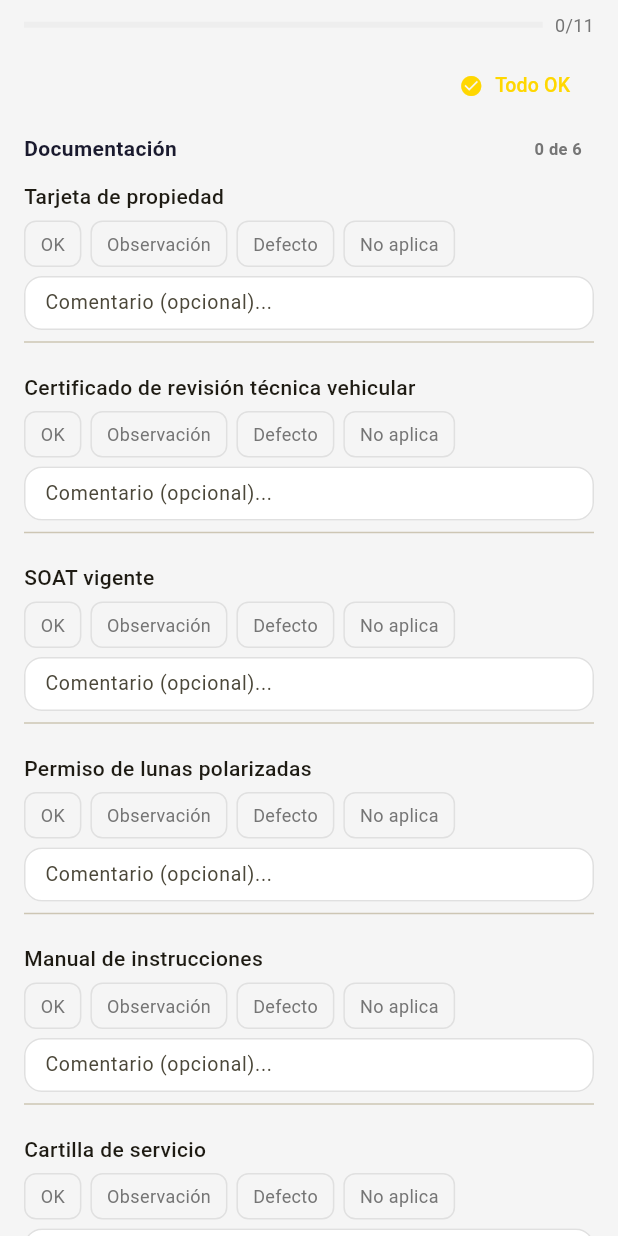
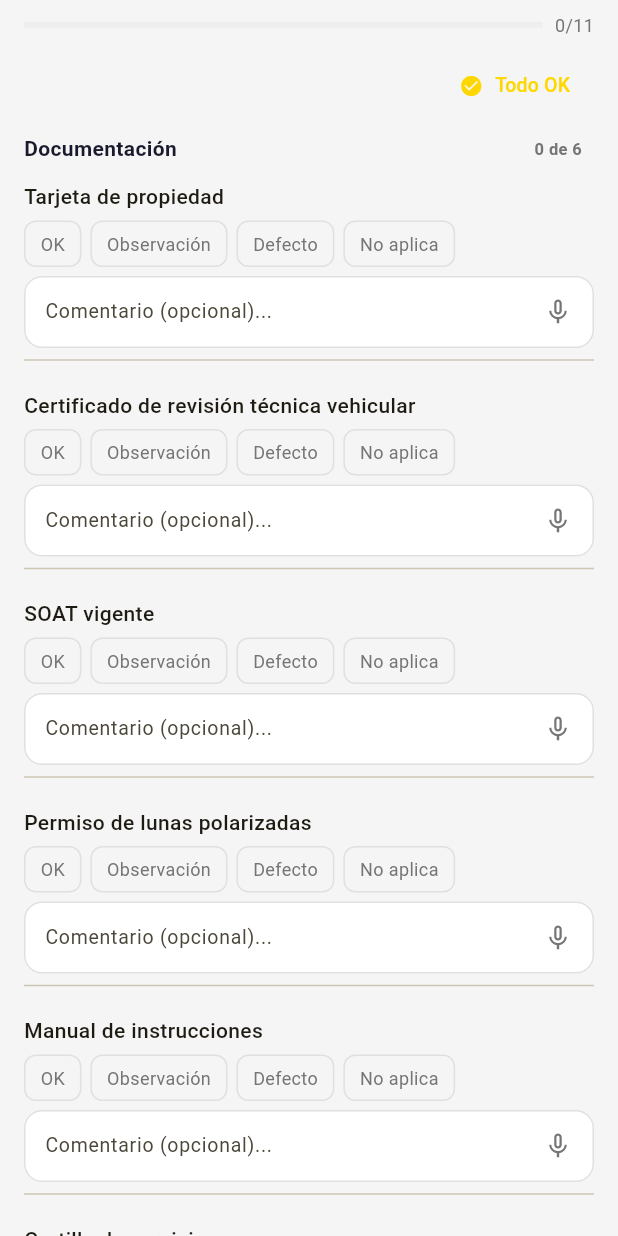
Before and after one commit to CARLO-Software/app-flutter-verificarlo, a Flutter app: the _CategoryContent widget shown alone on an empty page, opened directly with sample values from the repository, on a phone screen of 412 x 824 dp. Run offline on Flutter 3.47's test engine with Material 3 defaults, Android fonts, the phone set to English and light mode, and no system bars; our stand-ins replace dio, firebase_core, firebase_messaging, flutter_riverpod, flutter_secure_storage, go_router and 3 more; accounts and stored records are empty; network calls fail.

Commit message:
feat: añadir chips de respuesta rápida y micrófono en cada ítem del checklist
Chips predefinidos por subcategoría aparecen al seleccionar Observación/Defecto.
Micrófono inline con dictado en tiempo real (resultados parciales) en cada campo de comentario.

Co-Authored-By: Claude Opus 4.6 <noreply@anthropic.com>

```diff
--- a/lib/data/models/checklist_models.dart
+++ b/lib/data/models/checklist_models.dart
@@ -69,7 +69,31 @@ class InspectionItem {
     this.obsChips = const [],
     this.defectoChips = const [],
   });
+
+  // ponytail: subcategory-level chips, per-item obsChips/defectoChips override when populated
+  List<String> get quickChips => obsChips.isNotEmpty
+      ? obsChips
+      : _quickChipsBySubcategory[subcategory] ?? [];
 }
+
+const _quickChipsBySubcategory = <String, List<String>>{
+  'Documentación': ['Vencido', 'No disponible', 'Copia', 'Ilegible'],
+  'Identificación': ['No coincide', 'Ilegible', 'Alterado'],
+  'Accesorios y elementos obligatorios': ['Faltante', 'Incompleto', 'Desgastado'],
+  'Motor': ['Fuga leve', 'Nivel bajo', 'Ruido anormal', 'Requiere cambio'],
+  'Parte inferior del vehículo': ['Fuga', 'Corrosión', 'Golpe', 'Óxido'],
+  'Suspensión y dirección': ['Holgura', 'Ruido al girar', 'Vibración', 'Desgastado'],
+  'Sistema de frenos': ['Desgaste parcial', 'Ruido al frenar', 'Pastillas bajas'],
+  'Prueba de ruta': ['Vibración', 'Ruido', 'Tira a un lado', 'Respuesta lenta'],
+  'Estructura y alineación': ['Desalineado', 'Repintado', 'Masillado', 'Golpe previo'],
+  'Pintura y superficie': ['Rayón', 'Descolorido', 'Burbuja', 'Repintado'],
+  'Lunas y parabrisas': ['Rajadura', 'Chip', 'Empañado', 'Manchado'],
+  'Luces exteriores': ['Empañado', 'Opaco', 'No funciona', 'Intermitente'],
+  'Neumáticos y aros': ['Desgaste irregular', 'Presión baja', 'Agrietado'],
+  'Sistemas funcionales': ['Intermitente', 'Lento', 'Ruidoso', 'No funciona'],
+  'Seguridad interior': ['Trabado', 'Flojo', 'Testigo encendido'],
+  'Estética interior': ['Manchado', 'Rasgado', 'Desgastado', 'Roto'],
+};
 
 class ItemResult {
   final String itemId;
--- a/lib/presentation/screens/inspection/checklist_tab.dart
+++ b/lib/presentation/screens/inspection/checklist_tab.dart
@@ -4,6 +4,7 @@ import 'package:app_flutter_verificarlo/core/constants/app_colors.dart';
 import 'package:app_flutter_verificarlo/data/models/checklist_models.dart';
 import 'package:app_flutter_verificarlo/presentation/providers/checklist_controller.dart';
 import 'package:app_flutter_verificarlo/presentation/widgets/status_buttons.dart';
+import 'package:app_flutter_verificarlo/presentation/widgets/voice_button.dart';
 
 class ChecklistTab extends ConsumerStatefulWidget {
   final int bookingId;
@@ -133,6 +134,7 @@ class _CategoryContent extends ConsumerWidget {
               allowed: category.allowedStatuses,
               onStatusChanged: (s) => notifier.setStatus(item.id, s),
               onCommentChanged: (c) => notifier.setComment(item.id, c),
+              onChipToggled: (c) => notifier.toggleChip(item.id, c),
             ),
           const SizedBox(height: 12),
         ],
@@ -199,6 +201,7 @@ class _ItemTile extends StatefulWidget {
   final List<ItemStatus> allowed;
   final ValueChanged<ItemStatus?> onStatusChanged;
   final ValueChanged<String> onCommentChanged;
+  final ValueChanged<String> onChipToggled;
 
   const _ItemTile({
     required this.item,
@@ -206,6 +209,7 @@ class _ItemTile extends StatefulWidget {
     required this.allowed,
     required this.onStatusChanged,
     required this.onCommentChanged,
+    required this.onChipToggled,
   });
 
   @override
@@ -214,6 +218,7 @@ class _ItemTile extends StatefulWidget {
 
 class _ItemTileState extends State<_ItemTile> {
   late final TextEditingController _commentController;
+  String _baseComment = '';
 
   @override
   void initState() {
@@ -240,6 +245,10 @@ class _ItemTileState extends State<_ItemTile> {
   @override
   Widget build(BuildContext context) {
     final status = widget.result?.status;
+    final showChips = status == ItemStatus.observacion ||
+        status == ItemStatus.defecto;
+    final chips = widget.item.quickChips;
+    final selectedChips = widget.result?.selectedChips ?? [];
 
     return Padding(
       padding: const EdgeInsets.symmetric(vertical: 6),
@@ -256,16 +265,73 @@ class _ItemTileState extends State<_ItemTile> {
             allowed: widget.allowed,
             onChanged: widget.onStatusChanged,
           ),
-          // Comment field — always visible for optional comment
+          // Quick-response chips — shown on observación/defecto
+          if (showChips && chips.isNotEmpty) ...[
+            const SizedBox(height: 6),
+            Wrap(
+              spacing: 4,
+              runSpacing: 4,
+              children: chips.map((chip) {
+                final isSelected = selectedChips.contains(chip);
+                return GestureDetector(
+                  onTap: () => widget.onChipToggled(chip),
+                  child: Container(
+                    padding: const EdgeInsets.symmetric(
+                        horizontal: 8, vertical: 4),
+                    decoration: BoxDecoration(
+                      color: isSelected
+                          ? AppColors.primary.withValues(alpha: 0.15)
+                          : Colors.grey.shade100,
+                      borderRadius: BorderRadius.circular(12),
+                      border: Border.all(
+                        color: isSelected
+                            ? AppColors.primary
+                            : Colors.grey.shade300,
+                      ),
+                    ),
+                    child: Text(
+                      chip,
+                      style: TextStyle(
+                        fontSize: 11,
+                        color: isSelected
+                            ? AppColors.primary
+                            : AppColors.textSecondary,
+                        fontWeight:
+                            isSelected ? FontWeight.w600 : FontWeight.normal,
+                      ),
+                    ),
+                  ),
+                );
+              }).toList(),
+            ),
+          ],
           const SizedBox(height: 6),
           TextField(
             controller: _commentController,
             onChanged: widget.onCommentChanged,
-            decoration: const InputDecoration(
+            decoration: InputDecoration(
               hintText: 'Comentario (opcional)...',
               isDense: true,
               contentPadding:
-                  EdgeInsets.symmetric(horizontal: 10, vertical: 8),
+                  const EdgeInsets.symmetric(horizontal: 10, vertical: 8),
+              suffixIcon: VoiceButton(
+                onListeningChanged: (listening) {
+                  if (listening) {
+                    final t = _commentController.text;
+                    _baseComment = t.isEmpty ? '' : '$t ';
+                  }
+                },
+                onPartialResult: (partial) {
+                  _commentController.text = '$_baseComment$partial';
+                },
+                onResult: (text) {
+                  final newText = '$_baseComment$text';
+                  _commentController.text = newText;
+                  widget.onCommentChanged(newText);
+                },
+              ),
+              suffixIconConstraints:
+                  const BoxConstraints(minWidth: 36, minHeight: 36),
             ),
             style: const TextStyle(fontSize: 13),
             maxLines: 1,
--- a/lib/presentation/widgets/voice_button.dart
+++ b/lib/presentation/widgets/voice_button.dart
@@ -5,8 +5,15 @@ import 'package:app_flutter_verificarlo/core/constants/app_colors.dart';
 
 class VoiceButton extends StatefulWidget {
   final ValueChanged<String> onResult;
+  final ValueChanged<String>? onPartialResult;
+  final ValueChanged<bool>? onListeningChanged;
 
-  const VoiceButton({super.key, required this.onResult});
+  const VoiceButton({
+    super.key,
+    required this.onResult,
+    this.onPartialResult,
+    this.onListeningChanged,
+  });
 
   @override
   State<VoiceButton> createState() => _VoiceButtonState();
@@ -20,6 +27,7 @@ class _VoiceButtonState extends State<VoiceButton> {
     if (_isListening) {
       await _speech.stop();
       setState(() => _isListening = false);
+      widget.onListeningChanged?.call(false);
       return;
     }
 
@@ -27,12 +35,16 @@ class _VoiceButtonState extends State<VoiceButton> {
     if (!available) return;
 
     setState(() => _isListening = true);
+    widget.onListeningChanged?.call(true);
     await _speech.listen(
       listenOptions: SpeechListenOptions(localeId: 'es_PE'),
       onResult: (result) {
         if (result.finalResult) {
           widget.onResult(result.recognizedWords);
           setState(() => _isListening = false);
+          widget.onListeningChanged?.call(false);
+        } else {
+          widget.onPartialResult?.call(result.recognizedWords);
         }
       },
     );
```
